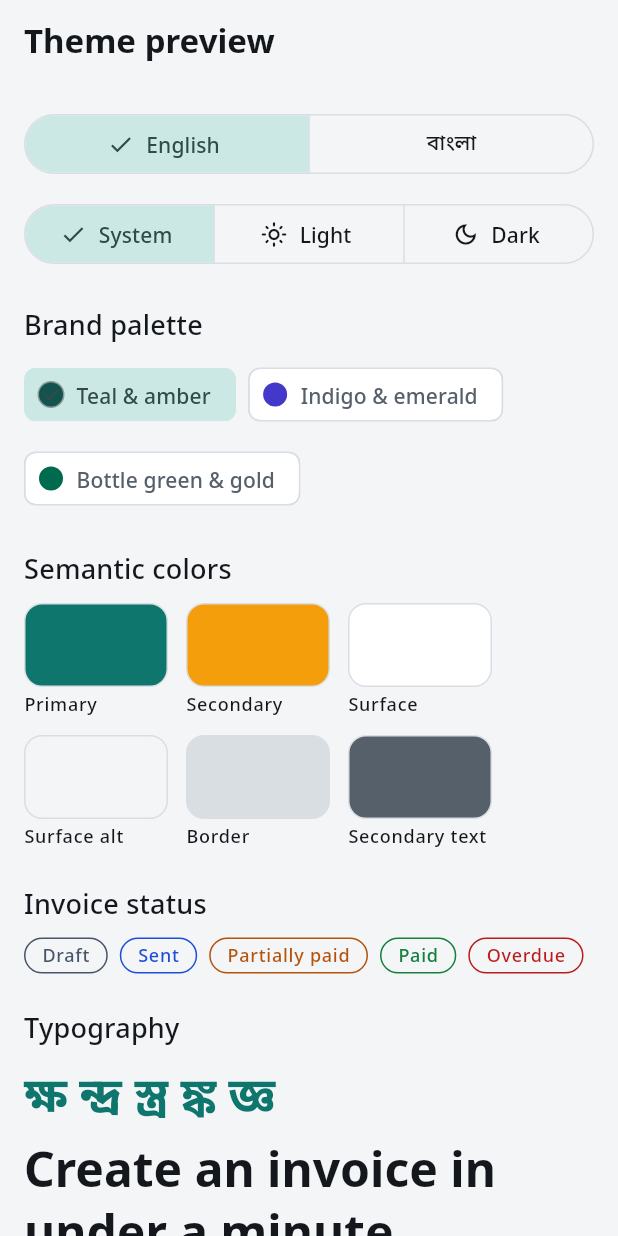
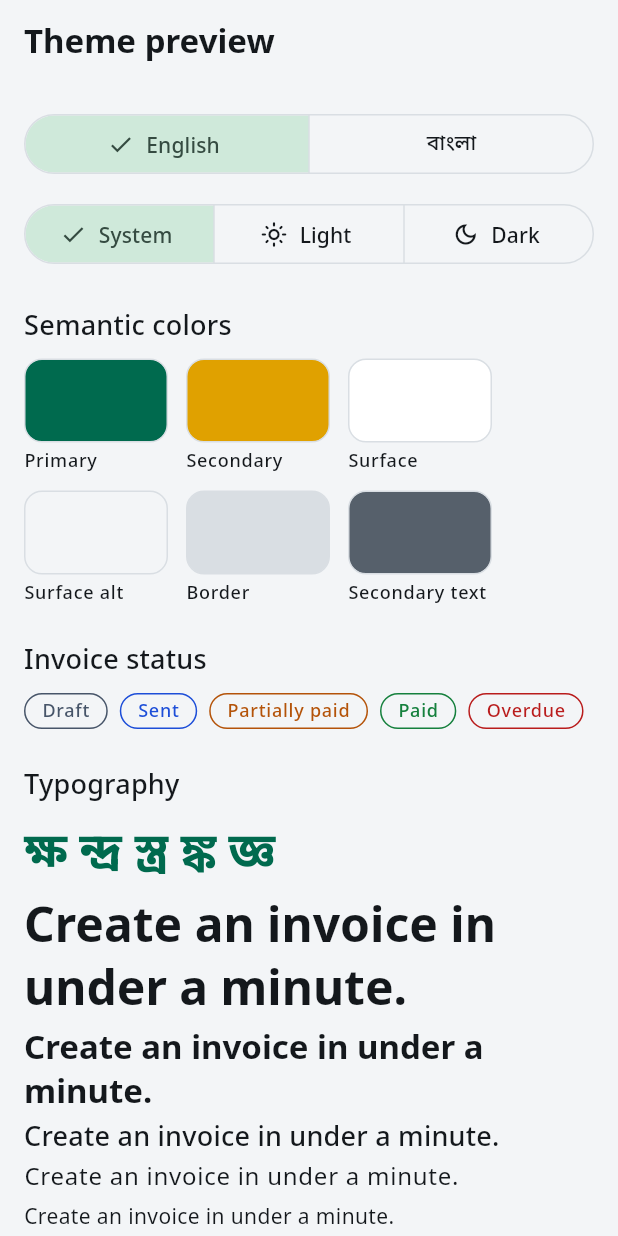
Before and after one commit to Rafi2046/Receipt-Macker-, a Flutter app: the screen it shows after launch, on a phone screen of 412 x 824 dp. Run offline on Flutter 3.47's test engine with Material 3 defaults, Android fonts, the phone set to English and light mode, and no system bars; our stand-ins replace drift, flutter_riverpod, freezed_annotation, go_router, pdf, printing and 1 more; missing offline and left inert: syncfusion_flutter_pdf; accounts and stored records are empty; generated files the repository leaves out were written again.

Commit message:
feat: lock brand to bottle green & gold, record PDF decision
Owner picked the green/gold palette and approved HTML -> PDF via the
Android WebView bridge. Remove the palette switcher and the two unused
palettes; note both decisions in CLAUDE.md.

```diff
--- a/lib/app/app.dart
+++ b/lib/app/app.dart
@@ -6,7 +6,6 @@ import '../features/settings/domain/models/app_theme_preference.dart';
 import '../features/settings/presentation/view_models/app_settings_view_model.dart';
 import '../l10n/gen/app_localizations.dart';
 import 'router/app_router.dart';
-import 'theme/app_palette.dart';
 import 'theme/app_theme.dart';
 
 class App extends ConsumerWidget {
@@ -15,12 +14,11 @@ class App extends ConsumerWidget {
   @override
   Widget build(BuildContext context, WidgetRef ref) {
     final settings = ref.watch(appSettingsViewModelProvider);
-    final palette = AppPalette.of(settings.palette);
     return MaterialApp.router(
       onGenerateTitle: (context) => AppLocalizations.of(context).appTitle,
       debugShowCheckedModeBanner: false,
-      theme: AppTheme.light(palette),
-      darkTheme: AppTheme.dark(palette),
+      theme: AppTheme.light(),
+      darkTheme: AppTheme.dark(),
       themeMode: switch (settings.theme) {
         AppThemePreference.system => ThemeMode.system,
         AppThemePreference.light => ThemeMode.light,
--- a/lib/app/theme/app_colors.dart
+++ b/lib/app/theme/app_colors.dart
@@ -1,8 +1,7 @@
 import 'package:flutter/material.dart';
 
-import 'app_palette.dart';
-
-/// Semantic colors. Widgets read these via `context.appColors`, never raw values.
+/// Semantic colors. Brand: bottle green + gold (owner decision, M0).
+/// Widgets read these via `context.appColors`, never raw values.
 ///
 /// Status colors: draft = neutral, sent = info, partially paid = warning,
 /// paid = success, overdue = danger. Always pair them with a text label.
@@ -26,40 +25,40 @@ class AppColors extends ThemeExtension<AppColors> {
     required this.neutral,
   });
 
-  factory AppColors.light(AppPalette p) => AppColors(
-    primary: p.lightPrimary,
-    onPrimary: p.lightOnPrimary,
-    secondary: p.lightSecondary,
-    onSecondary: p.lightOnSecondary,
-    background: const Color(0xFFF3F5F7),
-    surface: const Color(0xFFFFFFFF),
-    surfaceAlt: const Color(0xFFF3F5F7),
-    border: const Color(0xFFD9DEE3),
-    textPrimary: const Color(0xFF14181C),
-    textSecondary: const Color(0xFF56606B),
-    success: const Color(0xFF15803D),
-    warning: const Color(0xFFB45309),
-    danger: const Color(0xFFB91C1C),
-    info: const Color(0xFF1D4ED8),
-    neutral: const Color(0xFF475569),
+  factory AppColors.light() => const AppColors(
+    primary: Color(0xFF006A4E),
+    onPrimary: Color(0xFFFFFFFF),
+    secondary: Color(0xFFE0A100),
+    onSecondary: Color(0xFF241A00),
+    background: Color(0xFFF3F5F7),
+    surface: Color(0xFFFFFFFF),
+    surfaceAlt: Color(0xFFF3F5F7),
+    border: Color(0xFFD9DEE3),
+    textPrimary: Color(0xFF14181C),
+    textSecondary: Color(0xFF56606B),
+    success: Color(0xFF15803D),
+    warning: Color(0xFFB45309),
+    danger: Color(0xFFB91C1C),
+    info: Color(0xFF1D4ED8),
+    neutral: Color(0xFF475569),
   );
 
-  factory AppColors.dark(AppPalette p) => AppColors(
-    primary: p.darkPrimary,
-    onPrimary: p.darkOnPrimary,
-    secondary: p.darkSecondary,
-    onSecondary: p.darkOnSecondary,
-    background: const Color(0xFF111316),
-    surface: const Color(0xFF1A1D21),
-    surfaceAlt: const Color(0xFF24282D),
-    border: const Color(0xFF33383E),
-    textPrimary: const Color(0xFFECEFF2),
-    textSecondary: const Color(0xFFA3ACB6),
-    success: const Color(0xFF4ADE80),
-    warning: const Color(0xFFFBBF24),
-    danger: const Color(0xFFF87171),
-    info: const Color(0xFF60A5FA),
-    neutral: const Color(0xFF94A3B8),
+  factory AppColors.dark() => const AppColors(
+    primary: Color(0xFF4CC9A0),
+    onPrimary: Color(0xFF002116),
+    secondary: Color(0xFFF5C542),
+    onSecondary: Color(0xFF241A00),
+    background: Color(0xFF111316),
+    surface: Color(0xFF1A1D21),
+    surfaceAlt: Color(0xFF24282D),
+    border: Color(0xFF33383E),
+    textPrimary: Color(0xFFECEFF2),
+    textSecondary: Color(0xFFA3ACB6),
+    success: Color(0xFF4ADE80),
+    warning: Color(0xFFFBBF24),
+    danger: Color(0xFFF87171),
+    info: Color(0xFF60A5FA),
+    neutral: Color(0xFF94A3B8),
   );
 
   final Color primary, onPrimary, secondary, onSecondary;
@@ -128,6 +127,6 @@ class AppColors extends ThemeExtension<AppColors> {
 
 extension AppThemeX on BuildContext {
   AppColors get appColors =>
-      Theme.of(this).extension<AppColors>() ?? AppColors.light(AppPalette.teal);
+      Theme.of(this).extension<AppColors>() ?? AppColors.light();
   TextTheme get textStyles => Theme.of(this).textTheme;
 }
--- a/lib/app/theme/app_palette.dart
+++ /dev/null
@@ -1,69 +0,0 @@
-import 'package:flutter/foundation.dart';
-import 'package:flutter/painting.dart';
-
-import '../../features/settings/domain/models/app_palette_id.dart';
-
-/// Brand colors for one palette, in light and dark variants.
-@immutable
-class AppPalette {
-  const AppPalette({
-    required this.id,
-    required this.lightPrimary,
-    required this.lightOnPrimary,
-    required this.lightSecondary,
-    required this.lightOnSecondary,
-    required this.darkPrimary,
-    required this.darkOnPrimary,
-    required this.darkSecondary,
-    required this.darkOnSecondary,
-  });
-
-  final AppPaletteId id;
-  final Color lightPrimary, lightOnPrimary, lightSecondary, lightOnSecondary;
-  final Color darkPrimary, darkOnPrimary, darkSecondary, darkOnSecondary;
-
-  /// Teal + amber: calm, trustworthy, money-friendly.
-  static const AppPalette teal = AppPalette(
-    id: AppPaletteId.teal,
-    lightPrimary: Color(0xFF0F766E),
-    lightOnPrimary: Color(0xFFFFFFFF),
-    lightSecondary: Color(0xFFF59E0B),
-    lightOnSecondary: Color(0xFF1F1300),
-    darkPrimary: Color(0xFF2DD4BF),
-    darkOnPrimary: Color(0xFF00201C),
-    darkSecondary: Color(0xFFFBBF24),
-    darkOnSecondary: Color(0xFF261A00),
-  );
-
-  /// Indigo + emerald: classic business / fintech.
-  static const AppPalette indigo = AppPalette(
-    id: AppPaletteId.indigo,
-    lightPrimary: Color(0xFF4338CA),
-    lightOnPrimary: Color(0xFFFFFFFF),
-    lightSecondary: Color(0xFF047857),
-    lightOnSecondary: Color(0xFFFFFFFF),
-    darkPrimary: Color(0xFFA5B4FC),
-    darkOnPrimary: Color(0xFF0F1452),
-    darkSecondary: Color(0xFF6EE7B7),
-    darkOnSecondary: Color(0xFF00291C),
-  );
-
-  /// Bottle green + gold: a nod to Bangladesh, distinct on the Play Store.
-  static const AppPalette green = AppPalette(
-    id: AppPaletteId.green,
-    lightPrimary: Color(0xFF006A4E),
-    lightOnPrimary: Color(0xFFFFFFFF),
-    lightSecondary: Color(0xFFE0A100),
-    lightOnSecondary: Color(0xFF241A00),
-    darkPrimary: Color(0xFF4CC9A0),
-    darkOnPrimary: Color(0xFF002116),
-    darkSecondary: Color(0xFFF5C542),
-    darkOnSecondary: Color(0xFF241A00),
-  );
-
-  static AppPalette of(AppPaletteId id) => switch (id) {
-    AppPaletteId.teal => teal,
-    AppPaletteId.indigo => indigo,
-    AppPaletteId.green => green,
-  };
-}
--- a/lib/app/theme/app_theme.dart
+++ b/lib/app/theme/app_theme.dart
@@ -4,15 +4,12 @@ import '../../core/constants/app_radius.dart';
 import '../../core/constants/app_sizes.dart';
 import '../../core/constants/app_text_styles.dart';
 import 'app_colors.dart';
-import 'app_palette.dart';
 
 /// Builds ThemeData for light and dark from the semantic tokens.
 abstract final class AppTheme {
-  static ThemeData light(AppPalette palette) =>
-      _build(AppColors.light(palette), Brightness.light);
+  static ThemeData light() => _build(AppColors.light(), Brightness.light);
 
-  static ThemeData dark(AppPalette palette) =>
-      _build(AppColors.dark(palette), Brightness.dark);
+  static ThemeData dark() => _build(AppColors.dark(), Brightness.dark);
 
   static ThemeData _build(AppColors c, Brightness brightness) {
     final scheme = ColorScheme.fromSeed(
--- a/lib/core/constants/app_icons.dart
+++ b/lib/core/constants/app_icons.dart
@@ -19,5 +19,4 @@ abstract final class AppIcons {
   static const IconData themeLight = Icons.light_mode_outlined;
   static const IconData themeDark = Icons.dark_mode_outlined;
   static const IconData themeSystem = Icons.brightness_auto_outlined;
-  static const IconData palette = Icons.palette_outlined;
 }
--- a/lib/core/constants/app_sizes.dart
+++ b/lib/core/constants/app_sizes.dart
@@ -6,7 +6,6 @@ abstract final class AppSizes {
   static const double avatarMd = 40;
   static const double swatch = 56;
   static const double swatchWidth = 96;
-  static const double paletteDot = 16;
   static const double borderWidth = 1;
   static const double maxContentWidth = 640;
 }
--- a/lib/features/debug/presentation/views/theme_preview_view.dart
+++ b/lib/features/debug/presentation/views/theme_preview_view.dart
@@ -8,13 +8,12 @@ import '../../../../core/utils/extensions/l10n_extension.dart';
 import '../../../settings/presentation/view_models/app_settings_view_model.dart';
 import '../widgets/color_swatch_grid.dart';
 import '../widgets/numbers_sample.dart';
-import '../widgets/palette_picker.dart';
 import '../widgets/preferences_panel.dart';
 import '../widgets/preview_section.dart';
 import '../widgets/status_label_row.dart';
 import '../widgets/typography_sample.dart';
 
-/// M0 debug screen: palettes, tokens, light/dark and EN/BN at a glance.
+/// Debug screen: tokens, light/dark and EN/BN at a glance.
 class ThemePreviewView extends ConsumerWidget {
   const ThemePreviewView({super.key});
 
@@ -38,13 +37,6 @@ class ThemePreviewView extends ConsumerWidget {
                 onThemeChanged: vm.setTheme,
               ),
               const SizedBox(height: AppSpacing.sectionGap),
-              PreviewSection(
-                title: l10n.paletteSectionTitle,
-                child: PalettePicker(
-                  selected: settings.palette,
-                  onSelected: vm.setPalette,
-                ),
-              ),
               PreviewSection(
                 title: l10n.colorsSectionTitle,
                 child: const ColorSwatchGrid(),
--- a/lib/features/debug/presentation/widgets/palette_picker.dart
+++ /dev/null
@@ -1,61 +0,0 @@
-import 'package:flutter/material.dart';
-
-import '../../../../app/theme/app_palette.dart';
-import '../../../../core/constants/app_sizes.dart';
-import '../../../../core/constants/app_spacing.dart';
-import '../../../../core/utils/extensions/l10n_extension.dart';
-import '../../../settings/domain/models/app_palette_id.dart';
-
-/// Choice chips for the candidate brand palettes.
-class PalettePicker extends StatelessWidget {
-  const PalettePicker({
-    required this.selected,
-    required this.onSelected,
-    super.key,
-  });
-
-  final AppPaletteId selected;
-  final ValueChanged<AppPaletteId> onSelected;
-
-  @override
-  Widget build(BuildContext context) {
-    final l10n = context.l10n;
-    final isDark = Theme.of(context).brightness == Brightness.dark;
-    return Wrap(
-      spacing: AppSpacing.sm,
-      runSpacing: AppSpacing.sm,
-      children: [
-        for (final id in AppPaletteId.values)
-          ChoiceChip(
-            selected: id == selected,
-            onSelected: (_) => onSelected(id),
-            avatar: _PaletteDot(palette: AppPalette.of(id), isDark: isDark),
-            label: Text(switch (id) {
-              AppPaletteId.teal => l10n.paletteTeal,
-              AppPaletteId.indigo => l10n.paletteIndigo,
-              AppPaletteId.green => l10n.paletteGreen,
-            }),
-          ),
-      ],
-    );
-  }
-}
-
-class _PaletteDot extends StatelessWidget {
-  const _PaletteDot({required this.palette, required this.isDark});
-
-  final AppPalette palette;
-  final bool isDark;
-
-  @override
-  Widget build(BuildContext context) {
-    return Container(
-      width: AppSizes.paletteDot,
-      height: AppSizes.paletteDot,
-      decoration: BoxDecoration(
-        shape: BoxShape.circle,
-        color: isDark ? palette.darkPrimary : palette.lightPrimary,
-      ),
-    );
-  }
-}
--- a/lib/features/settings/domain/models/app_palette_id.dart
+++ /dev/null
@@ -1,2 +0,0 @@
-/// Candidate brand palettes. The owner picks one; the rest get removed.
-enum AppPaletteId { teal, indigo, green }
--- a/lib/features/settings/presentation/view_models/app_settings_state.dart
+++ b/lib/features/settings/presentation/view_models/app_settings_state.dart
@@ -1,7 +1,6 @@
 import 'package:freezed_annotation/freezed_annotation.dart';
 
 import '../../domain/models/app_language.dart';
-import '../../domain/models/app_palette_id.dart';
 import '../../domain/models/app_theme_preference.dart';
 
 part 'app_settings_state.freezed.dart';
@@ -11,6 +10,5 @@ abstract class AppSettingsState with _$AppSettingsState {
   const factory AppSettingsState({
     @Default(AppThemePreference.system) AppThemePreference theme,
     @Default(AppLanguage.en) AppLanguage language,
-    @Default(AppPaletteId.teal) AppPaletteId palette,
   }) = _AppSettingsState;
 }
--- a/lib/features/settings/presentation/view_models/app_settings_view_model.dart
+++ b/lib/features/settings/presentation/view_models/app_settings_view_model.dart
@@ -1,7 +1,6 @@
 import 'package:riverpod_annotation/riverpod_annotation.dart';
 
 import '../../domain/models/app_language.dart';
-import '../../domain/models/app_palette_id.dart';
 import '../../domain/models/app_theme_preference.dart';
 import 'app_settings_state.dart';
 
@@ -18,7 +17,4 @@ class AppSettingsViewModel extends _$AppSettingsViewModel {
 
   void setLanguage(AppLanguage language) =>
       state = state.copyWith(language: language);
-
-  void setPalette(AppPaletteId palette) =>
-      state = state.copyWith(palette: palette);
 }
--- a/lib/l10n/app_bn.arb
+++ b/lib/l10n/app_bn.arb
@@ -11,10 +11,6 @@
   "statusOverdue": "মেয়াদোত্তীর্ণ",
 
   "themePreviewTitle": "থিম প্রিভিউ",
-  "paletteSectionTitle": "ব্র্যান্ড প্যালেট",
-  "paletteTeal": "টিল ও অ্যাম্বার",
-  "paletteIndigo": "ইন্ডিগো ও এমারেল্ড",
-  "paletteGreen": "বোতল সবুজ ও সোনালি",
   "colorsSectionTitle": "রঙের ভূমিকা",
   "colorPrimary": "প্রধান",
   "colorSecondary": "সহায়ক",
--- a/lib/l10n/app_en.arb
+++ b/lib/l10n/app_en.arb
@@ -12,10 +12,6 @@
   "statusOverdue": "Overdue",
 
   "themePreviewTitle": "Theme preview",
-  "paletteSectionTitle": "Brand palette",
-  "paletteTeal": "Teal & amber",
-  "paletteIndigo": "Indigo & emerald",
-  "paletteGreen": "Bottle green & gold",
   "colorsSectionTitle": "Semantic colors",
   "colorPrimary": "Primary",
   "colorSecondary": "Secondary",
```
Also changed, not shown: 1 other file.
